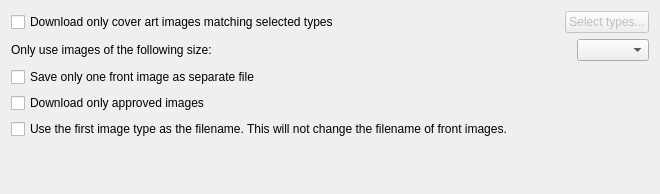
This is ui/provider_options_caa.ui in metabrainz/picard as Qt 5 draws it before an edit. The edited form follows.
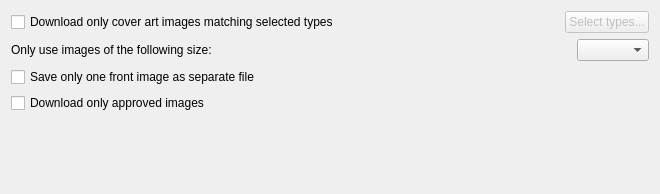
This is the edited form.

Commit message:
PICARD-2130: Move image_type_as_filename option from CAA to cover options
Also refactor the cover options page to be more clear on how settings relate to each other.

```diff
--- a/ui/provider_options_caa.ui
+++ b/ui/provider_options_caa.ui
@@ -111,19 +111,6 @@
      </property>
     </widget>
    </item>
-   <item>
-    <widget class="QCheckBox" name="cb_type_as_filename">
-     <property name="sizePolicy">
-      <sizepolicy hsizetype="Minimum" vsizetype="Fixed">
-       <horstretch>0</horstretch>
-       <verstretch>0</verstretch>
-      </sizepolicy>
-     </property>
-     <property name="text">
-      <string>Use the first image type as the filename. This will not change the filename of front images.</string>
-     </property>
-    </widget>
-   </item>
    <item>
     <spacer name="verticalSpacer">
      <property name="orientation">
```
Left out of the diff: 1 changed line with no effect on the pictures. The commit also changes 9 other files.
